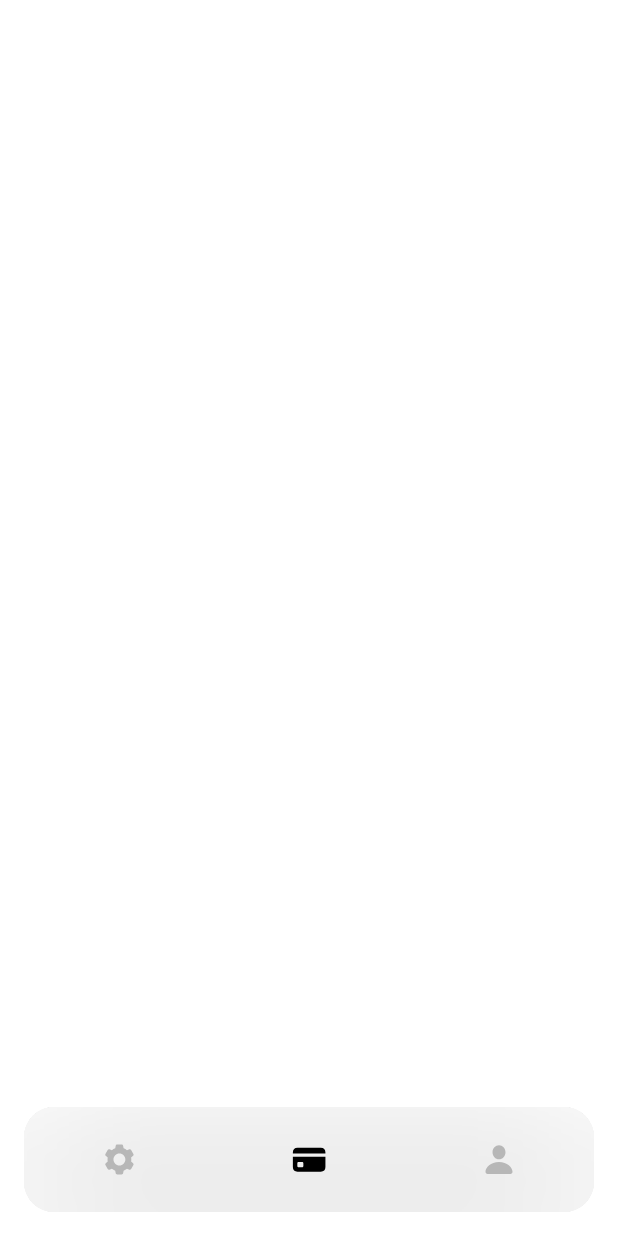
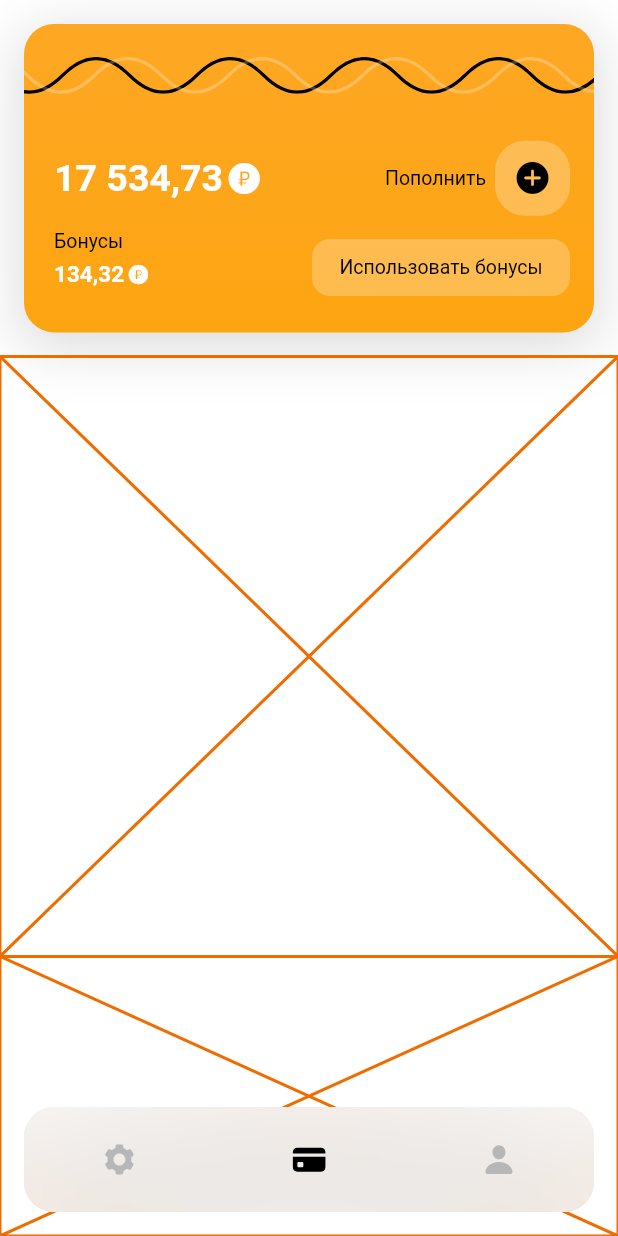
Before and after one commit to Sovetsk1y/digital-breakthrough-city-card, a Flutter app: the screen it shows after launch, after a tap on "Горожанин", on a phone screen of 412 x 824 dp. Run offline on Flutter 3.47's test engine with Material 2 defaults, Android fonts, the phone set to English and light mode, and no system bars; drawn by our look-alikes of flip_card; our stand-ins replace flutter_svg, google_maps_flutter, image_picker; Roboto replaces fonts that are missing (SF Pro Rounded, SF Pro Text).

Commit message:
finished card

```diff
--- /dev/null
+++ b/lib/features/home/archievements_body/archievements_body.dart
@@ -0,0 +1,18 @@
+import 'package:flutter/material.dart';
+
+class ArchievementsBody extends StatefulWidget {
+  ArchievementsBody({Key? key}) : super(key: key);
+
+  @override
+  _ArchievementsBodyState createState() => _ArchievementsBodyState();
+}
+
+class _ArchievementsBodyState extends State<ArchievementsBody> {
+  @override
+  Widget build(BuildContext context) {
+    return Container(
+      height: MediaQuery.of(context).size.height,
+      width: MediaQuery.of(context).size.width,
+    );
+  }
+}
--- /dev/null
+++ b/lib/features/home/home_body/components/role_card.dart
@@ -0,0 +1,225 @@
+import 'dart:math';
+
+import 'package:city_card_novoros/domain/role.dart';
+import 'package:city_card_novoros/features/components/bouncing_button.dart';
+import 'package:city_card_novoros/features/components/gradient_container.dart';
+import 'package:city_card_novoros/utils/app_colors.dart';
+import 'package:city_card_novoros/utils/styles.dart';
+import 'package:city_card_novoros/utils/svg_paths.dart';
+import 'package:flip_card/flip_card.dart';
+import 'package:flutter/cupertino.dart';
+import 'package:flutter/material.dart';
+import 'package:flutter_svg/svg.dart';
+
+class RoleCard extends StatelessWidget {
+  final Role role;
+  const RoleCard({
+    Key? key,
+    required this.role,
+  }) : super(key: key);
+
+  @override
+  Widget build(BuildContext context) {
+    return Padding(
+      padding: const EdgeInsets.all(16.0),
+      child: FlipCard(
+        back: Container(
+          decoration: BoxDecoration(boxShadow: [
+            BoxShadow(
+              offset: Offset(0, 8),
+              blurRadius: 32,
+              color: Colors.black.withOpacity(.16),
+            )
+          ]),
+          child: RoleGradientContainer(
+            borderRadius: BorderRadius.circular(20),
+            roleGradient: RoleGradientExt.fromRole(role),
+            child: _buildBack(context),
+          ),
+        ),
+        front: Container(
+          decoration: BoxDecoration(boxShadow: [
+            BoxShadow(
+              offset: Offset(0, 8),
+              blurRadius: 32,
+              color: Colors.black.withOpacity(.16),
+            )
+          ]),
+          child: RoleGradientContainer(
+            borderRadius: BorderRadius.circular(20),
+            roleGradient: RoleGradientExt.fromRole(role),
+            child: _buildFront(context),
+          ),
+        ),
+      ),
+    );
+  }
+
+  Widget _buildBack(BuildContext context) {
+    return Padding(
+      padding: const EdgeInsets.all(12.0),
+      child: Row(
+        children: [
+          RotatedBox(
+            quarterTurns: 3,
+            child: Container(
+              margin: const EdgeInsets.symmetric(horizontal: 6),
+              height: 38,
+              decoration: BoxDecoration(
+                color: Colors.white.withOpacity(.5),
+                borderRadius: BorderRadius.circular(11),
+              ),
+              child: Center(
+                child: Text(
+                  '2345 2523 4548 0923',
+                  style: secondaryTextRegular13.copyWith(
+                    color: Colors.black,
+                  ),
+                ),
+              ),
+            ),
+          ),
+          Expanded(
+            flex: 0,
+            child: const SizedBox(width: 16),
+          ),
+          Expanded(
+            child: Padding(
+              padding: const EdgeInsets.symmetric(vertical: 8),
+              child: Image.asset(
+                'assets/images/barcode.png',
+                fit: BoxFit.fitHeight,
+              ),
+            ),
+          ),
+          Expanded(
+            flex: 2,
+            child: Image.asset(
+              'assets/images/qrcode.png',
+              fit: BoxFit.fitHeight,
+            ),
+          ),
+        ],
+      ),
+    );
+  }
+
+  Column _buildFront(BuildContext context) {
+    return Column(
+      children: [
+        Expanded(
+          child: SvgPicture.asset(
+            doubleWaveSvgPath,
+            width: MediaQuery.of(context).size.width,
+          ),
+        ),
+        Expanded(
+          child: _buildBalanceRow(),
+        ),
+        Expanded(
+          child: Padding(
+            padding: const EdgeInsets.only(left: 20, right: 16, bottom: 18),
+            child: Row(
+              children: [
+                Expanded(
+                  child: Column(
+                    crossAxisAlignment: CrossAxisAlignment.start,
+                    children: [
+                      Text(
+                        'Бонусы',
+                        style: secondaryTextRegular13.copyWith(
+                            color: Colors.black),
+                      ),
+                      const SizedBox(height: 6),
+                      Row(
+                        children: [
+                          Text(
+                            '134,32',
+                            style: primaryTextSemiBold15.copyWith(
+                                color: Colors.white),
+                          ),
+                          const SizedBox(width: 2),
+                          Icon(
+                            CupertinoIcons.money_rubl_circle_fill,
+                            color: Colors.white,
+                            size: 15,
+                          ),
+                        ],
+                      ),
+                    ],
+                  ),
+                ),
+                Expanded(
+                  child: BouncingButton(
+                    child: Container(
+                      height: 38,
+                      decoration: BoxDecoration(
+                        color: Colors.white.withOpacity(0.25),
+                        borderRadius: BorderRadius.circular(12),
+                      ),
+                      child: Center(
+                        child: Text(
+                          'Использовать бонусы',
+                          style: secondaryTextRegular13.copyWith(
+                              color: Colors.black),
+                        ),
+                      ),
+                    ),
+                  ),
+                ),
+              ],
+            ),
+          ),
+        ),
+      ],
+    );
+  }
+
+  Padding _buildBalanceRow() {
+    return Padding(
+      padding: const EdgeInsets.only(left: 20, right: 16),
+      child: Row(
+        mainAxisAlignment: MainAxisAlignment.spaceBetween,
+        children: [
+          Row(
+            children: [
+              Text(
+                '17 534,73',
+                style: primaryTextBold25.copyWith(color: Colors.white),
+              ),
+              const SizedBox(width: 2),
+              Icon(
+                CupertinoIcons.money_rubl_circle_fill,
+                color: Colors.white,
+              ),
+            ],
+          ),
+          Row(
+            children: [
+              Text(
+                'Пополнить',
+                style: secondaryTextRegular13.copyWith(color: Colors.black),
+              ),
+              const SizedBox(width: 6),
+              Container(
+                width: 50,
+                height: 50,
+                decoration: BoxDecoration(
+                  color: Colors.white.withOpacity(.25),
+                  borderRadius: BorderRadius.circular(20),
+                ),
+                child: Center(
+                  child: Icon(
+                    CupertinoIcons.add_circled_solid,
+                    size: 25,
+                    color: Colors.black,
+                  ),
+                ),
+              ),
+            ],
+          ),
+        ],
+      ),
+    );
+  }
+}
--- /dev/null
+++ b/lib/features/home/home_body/home_body.dart
@@ -0,0 +1,42 @@
+import 'package:city_card_novoros/features/components/role_provider.dart';
+import 'package:flutter/material.dart';
+
+import 'components/role_card.dart';
+
+class HomeBody extends StatefulWidget {
+  HomeBody({Key? key}) : super(key: key);
+
+  @override
+  _HomeBodyState createState() => _HomeBodyState();
+}
+
+class _HomeBodyState extends State<HomeBody> {
+  @override
+  Widget build(BuildContext context) {
+    return SizedBox(
+      height: MediaQuery.of(context).size.height,
+      width: MediaQuery.of(context).size.width,
+      child: Column(
+        children: [
+          AspectRatio(
+            aspectRatio: 1.734,
+            child: RoleCard(
+              role: RoleProvider.of(context)!.role,
+            ),
+          ),
+          Expanded(
+            flex: 0,
+            child: Placeholder(
+              color: Colors.orange[800]!,
+            ),
+          ),
+          Expanded(
+            child: Placeholder(
+              color: Colors.orange[800]!,
+            ),
+          ),
+        ],
+      ),
+    );
+  }
+}
--- /dev/null
+++ b/lib/features/home/home_page.dart
@@ -0,0 +1,48 @@
+import 'package:flutter/material.dart';
+
+import 'archievements_body/archievements_body.dart';
+import 'home_body/home_body.dart';
+
+class HomePage extends StatefulWidget {
+  HomePage({Key? key}) : super(key: key);
+
+  @override
+  _HomePageState createState() => _HomePageState();
+}
+
+class _HomePageState extends State<HomePage> with TickerProviderStateMixin {
+  final _pageController = PageController();
+  late final _tabController;
+
+  @override
+  void initState() {
+    super.initState();
+
+    _tabController = TabController(
+      vsync: this,
+      length: 2,
+    );
+  }
+
+  @override
+  Widget build(BuildContext context) {
+    return Scaffold(
+      body: SafeArea(
+        child: TabBarView(
+          controller: _tabController,
+          children: [
+            HomeBody(),
+            ArchievementsBody(),
+          ],
+        ),
+      ),
+      // body: PageView(
+      //   controller: _pageController,
+      //   children: [
+      //     HomeBody(),
+      //     ArchievementsBody(),
+      //   ],
+      // ),
+    );
+  }
+}
--- a/lib/features/tab_bar_page.dart
+++ b/lib/features/tab_bar_page.dart
@@ -4,6 +4,7 @@ import 'package:flutter/cupertino.dart';
 import 'package:flutter/material.dart';
 
 import 'components/app_tab_bar.dart';
+import 'home/home_page.dart';
 
 class TabBarPage extends StatefulWidget {
   const TabBarPage({Key? key}) : super(key: key);
@@ -50,7 +51,7 @@ class _TabBarPageState extends State<TabBarPage> {
       case 0:
         return Scaffold();
       case 1:
-        return Scaffold();
+        return HomePage();
       case 2:
         return FeedbackPage();
       default:
--- a/lib/utils/styles.dart
+++ b/lib/utils/styles.dart
@@ -12,6 +12,11 @@ const primaryTextBold20 = TextStyle(
     color: AppColors.textPrimary,
     fontWeight: FontWeight.w600,
     fontSize: 20.0);
+const primaryTextBold25 = TextStyle(
+    fontFamily: 'SF Pro Rounded',
+    color: AppColors.textPrimary,
+    fontWeight: FontWeight.w700,
+    fontSize: 25.0);
 const primaryTextBold28 = TextStyle(
     fontFamily: 'SF Pro Rounded',
     color: AppColors.textPrimary,
--- a/lib/utils/svg_paths.dart
+++ b/lib/utils/svg_paths.dart
@@ -1,4 +1,5 @@
 const waveSvgPath = 'assets/icons/wave.svg';
+const doubleWaveSvgPath = 'assets/icons/double_wave.svg';
 const settingsSvgPath = 'assets/icons/settings.svg';
 const profileSvgPath = 'assets/icons/profile.svg';
 const cardSvgPath = 'assets/icons/card.svg';
--- a/pubspec.yaml
+++ b/pubspec.yaml
@@ -13,6 +13,9 @@ dependencies:
   # UI
   cupertino_icons: ^1.0.2
   flutter_svg: ^0.22.0
+
+  # Animations
+  flip_card: ^0.5.0
 
   # CI/CD
   peanut: ^4.0.1
```
Also changed, not shown: assets/icons/double_wave.svg (added), assets/images/2.0x/barcode.png (added), assets/images/2.0x/qrcode.png (added), assets/images/3.0x/barcode.png (added), assets/images/3.0x/qrcode.png (added), assets/images/barcode.png (added), assets/images/qrcode.png (added), pubspec.lock.
